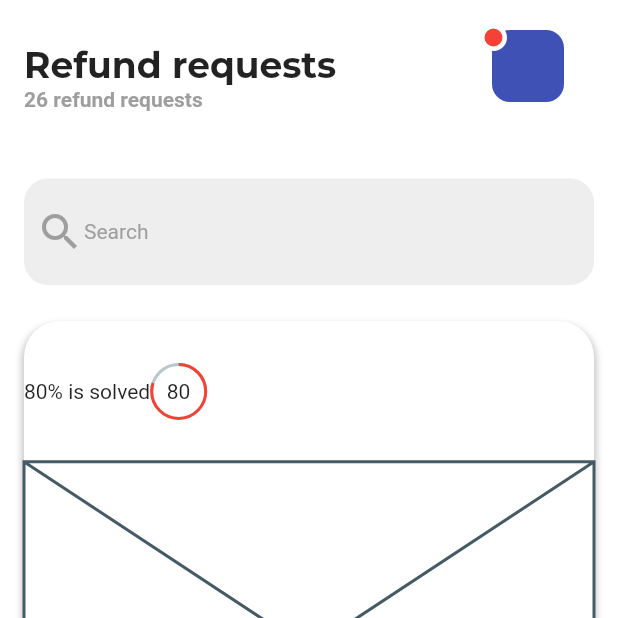
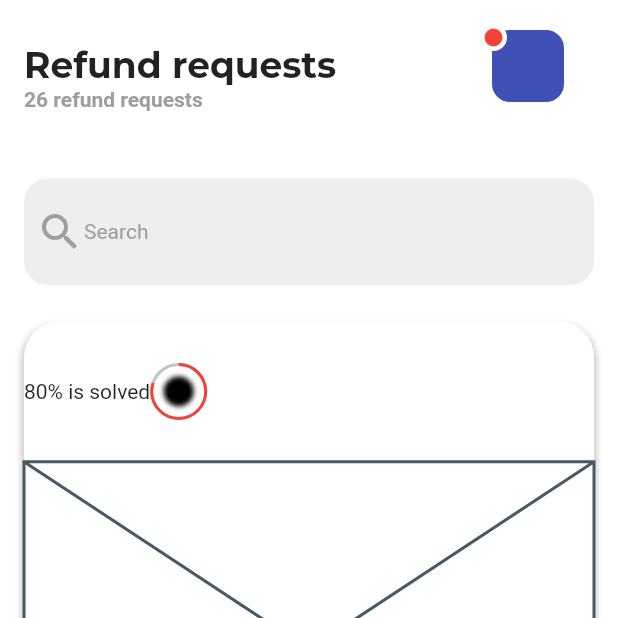
Before and after one commit to JAICHANGPARK/flutter_notebook_6th_story, a Flutter app: the screen it shows after launch, on a phone screen of 412 x 824 dp, the top half of it. Run offline on Flutter 3.47's test engine with Material 2 defaults, Android fonts, the phone set to English and light mode, and no system bars; drawn by our look-alikes of percent_indicator; our stand-ins replace bottom_navy_bar, flutter_slidable, flutter_spinkit, get_it, google_fonts, sleek_circular_slider and 1 more; missing offline and left inert: box2d_flame.

Commit message:
Update dmm_main_page.dart

```diff
--- a/lib/ep486_dmm_app/dmm_main_page.dart
+++ b/lib/ep486_dmm_app/dmm_main_page.dart
@@ -176,7 +176,14 @@ class _DmmMainPageState extends State<DmmMainPage> {
                                               progressColor: Colors.red,
                                               center: Container(
                                                 decoration: BoxDecoration(
-                                                  shape: BoxShape.circle
+                                                  shape: BoxShape.circle,
+                                                  boxShadow: [
+                                                    BoxShadow(
+                                                      color: Colors.black,
+                                                      spreadRadius: 2,
+                                                      blurRadius: 2
+                                                    )
+                                                  ]
                                                 ),
                                                 height: 16,
                                                 width: 16,
```
